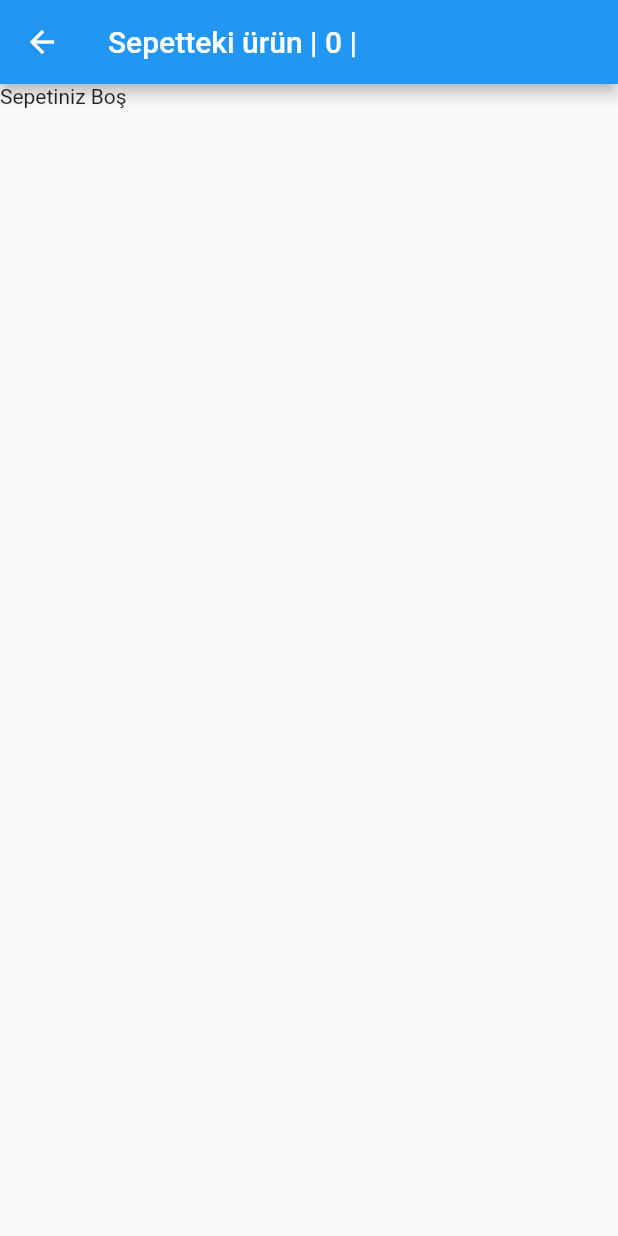
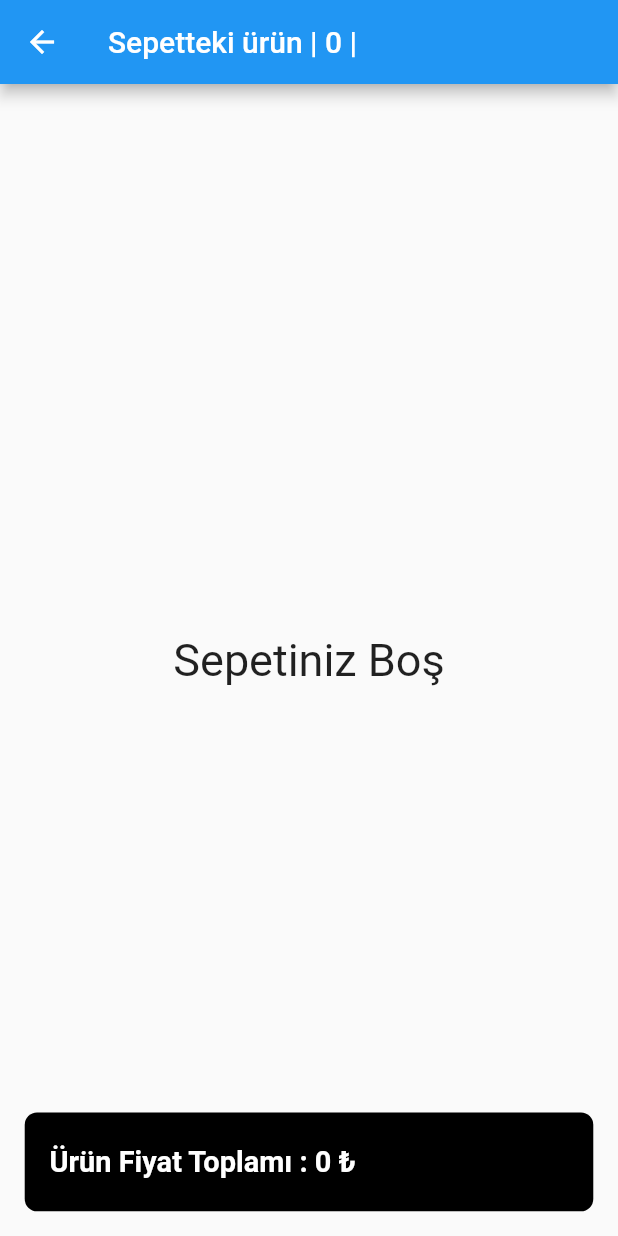
Before and after one commit to BerkayKaranfil/provider_json, a Flutter app: the ProductBuy screen opened directly, on a phone screen of 412 x 824 dp. Run offline on Flutter 3.47's test engine with Material 2 defaults, Android fonts, the phone set to English and light mode, and no system bars; our stand-ins replace responsive_sizer; network calls fail.

Commit message:
provider 2.proje tam hali

```diff
--- a/lib/productbuy.dart
+++ b/lib/productbuy.dart
@@ -17,12 +17,12 @@ class _ProductBuyState extends State<ProductBuy> {
   Widget build(BuildContext context) {
     return Consumer(
       builder: (context, Item item, widget) {
-        item.price = "${item.getPrice().toString()} TL";
+       // item.price = "${item.getPrice().toString()} TL";
         return Scaffold(
           appBar: AppBar(title: Text("Sepetteki ürün | ${item.basket!.length} |")),
           body: Stack(
             children: [
-              item.basket!.isEmpty ? Text("Sepetiniz Boş"):
+              item.basket!.isEmpty ? Center(child: Text("Sepetiniz Boş", style: TextStyle(fontSize: 30),)):
               ListView.builder(
                 itemCount: item.basket!.length,
                 itemBuilder: ((context, index) {
@@ -42,18 +42,18 @@ class _ProductBuyState extends State<ProductBuy> {
                                 child: SizedBox(
                                   width: 7.w,
                                   height: 7.h,
-                                  child: Image.network("${item.products![index]["image"]}"),
+                                  child: Image.network("${item.basket![index]["image"]}"),
                                 ),
                               ),
                               SizedBox(
                                 width: 2.w,
                               ),
-                              Text("${item.products![index]["title"]}",style: TextStyle(fontSize: 16.sp, fontWeight: FontWeight.bold),),
+                              Text("${item.basket![index]["title"]}",style: TextStyle(fontSize: 16.sp, fontWeight: FontWeight.bold),),
                             ],
                           ),
                           InkWell(
                             onTap: () {
-                              item.addBasket(item.products![index]);
+                              item.removeBasket(index);
                             },
                             child: Container(
                               width: 4.h,
@@ -61,7 +61,7 @@ class _ProductBuyState extends State<ProductBuy> {
                               decoration: BoxDecoration(
                                   color: Colors.white,
                                   borderRadius: BorderRadius.circular(.7.h)),
-                              child: Icon(Icons.add_shopping_cart_rounded),
+                              child: Icon(Icons.close),
                             ),
                           )
                         ],
@@ -69,7 +69,29 @@ class _ProductBuyState extends State<ProductBuy> {
                       decoration: BoxDecoration(color: Colors.blue),
                     );
               })),
-              // positioned buraya yazılacak ----->>>>>
+              Positioned(
+                bottom: 2.h,
+                child: Container(
+                  width: 92.w,
+                  height: 8.h,
+                  padding: EdgeInsets.only(left: 4.w),
+                  child: Row(
+                    children: [
+                      Text(
+                        "Ürün Fiyat Toplamı : ${item.price}",
+                        style: TextStyle(
+                            color: Colors.white,
+                            fontWeight: FontWeight.bold,
+                            fontSize: 18.sp),
+                      )
+                    ],
+                  ),
+                  margin: EdgeInsets.only(left: 4.w, right: 4.w),
+                  decoration: BoxDecoration(
+                      color: Colors.black,
+                      borderRadius: BorderRadius.circular(2.w)),
+                )),
+
             ],
           )
           /* Column(
```
